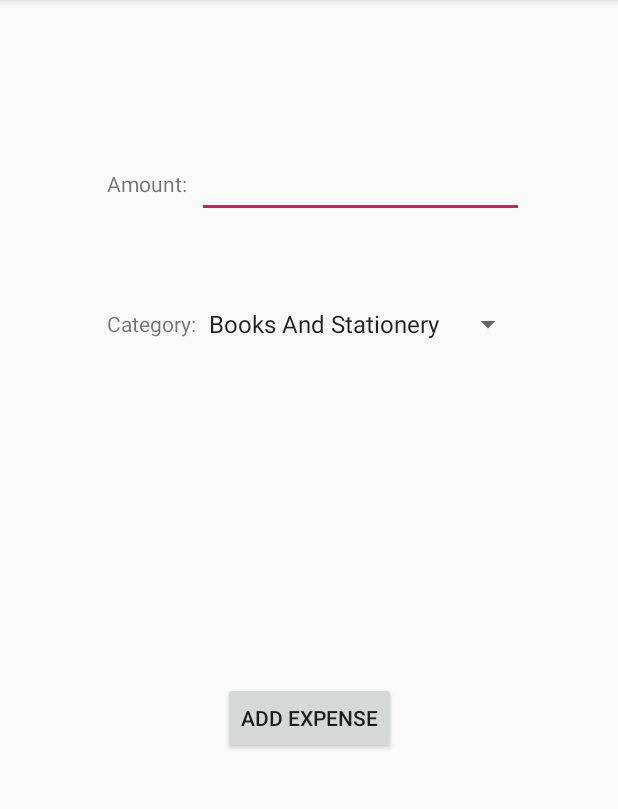
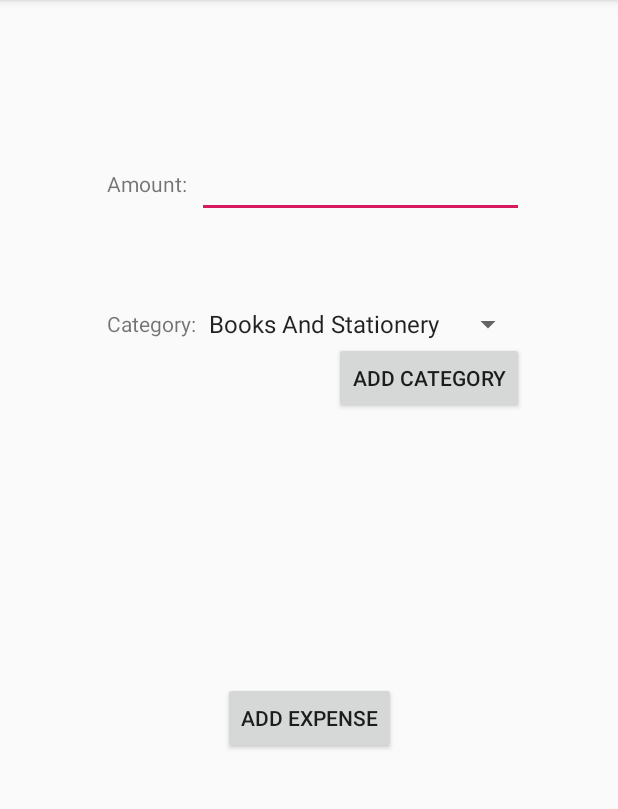
Before and after one commit to TheAkash2002/BudgetManager, an Android app: the ActivityAddExpense screen opened directly, with no data from a screen before it, on a phone screen of 412 x 824 dp, the part 84-893 px from its top. Run offline under Robolectric (Android 15) with nearby library versions, the phone set to English and light mode, and no system bars; our stand-ins replace ButterKnife.

Commit message:
Populated Category Spinner using Database. Added "Add Category" button in add_expense.xml

```diff
--- a/app/src/main/java/com/princeakash/budgetmanager/ActivityAddExpense.java
+++ b/app/src/main/java/com/princeakash/budgetmanager/ActivityAddExpense.java
@@ -2,6 +2,7 @@ package com.princeakash.budgetmanager;
 
 import androidx.appcompat.app.AppCompatActivity;
 
+import android.database.Cursor;
 import android.os.Bundle;
 import android.view.View;
 import android.view.ViewGroup;
@@ -11,6 +12,7 @@ import android.widget.ArrayAdapter;
 import android.widget.BaseAdapter;
 import android.widget.Button;
 import android.widget.EditText;
+import android.widget.SimpleCursorAdapter;
 import android.widget.Spinner;
 import android.widget.TextView;
 import android.widget.Toast;
@@ -40,6 +42,7 @@ public class ActivityAddExpense extends AppCompatActivity implements AdapterView
     DatabaseHelper myDb;
     Calendar calendar;
     String date, dateMonth, dateYear;
+    BaseAdapter adapterCats;
 
     @Override
     protected void onCreate(Bundle savedInstanceState) {
@@ -59,13 +62,13 @@ public class ActivityAddExpense extends AppCompatActivity implements AdapterView
                     public void onClick(View v) {
                         boolean isInserted;
                         if(myDb.isTargetSet(dateMonth, dateYear)==true) {
-                            if(myDb.getTotalExpensesTillNow(dateMonth, dateYear) + Integer.parseInt(editAmount.getText().toString()) <= myDb.getTarget(dateMonth, dateYear)) {
+                            if(myDb.getTotalExpensesTillNow(dateMonth, dateYear) + parseInt(editAmount.getText().toString()) <= myDb.getTarget(dateMonth, dateYear)) {
                                 isInserted = myDb.insertExpenseData(selectedCategory, editAmount.getText().toString());
                                 if (isInserted == true)
                                     Toast.makeText(ActivityAddExpense.this, "Data Inserted. You can spend Rs." + (myDb.getTarget(dateMonth, dateYear)-myDb.getTotalExpensesTillNow(dateMonth, dateYear)) + " this month.", LENGTH_SHORT).show();
                             }
                             else
-                                Toast.makeText(ActivityAddExpense.this, "Overflow! You are going overboard by Rs." + (myDb.getTotalExpensesTillNow(dateMonth, dateYear) + Integer.parseInt(editAmount.getText().toString())-myDb.getTarget(dateMonth, dateYear)), LENGTH_SHORT).show();
+                                Toast.makeText(ActivityAddExpense.this, "Overflow! You are going overboard by Rs." + (myDb.getTotalExpensesTillNow(dateMonth, dateYear) + parseInt(editAmount.getText().toString())-myDb.getTarget(dateMonth, dateYear)), LENGTH_SHORT).show();
                         }
                         else {
                             String datestr = DateToString(dateYear, dateMonth);
@@ -75,8 +78,55 @@ public class ActivityAddExpense extends AppCompatActivity implements AdapterView
                 }
         );
 
-        ArrayAdapter<CharSequence> adapterCats = ArrayAdapter.createFromResource(this, R.array.Cats, android.R.layout.simple_spinner_item);
-        adapterCats.setDropDownViewResource(android.R.layout.simple_spinner_dropdown_item);
+        //ArrayAdapter<CharSequence> adapterCats = ArrayAdapter.createFromResource(this, R.array.Cats, android.R.layout.simple_spinner_item);
+        Cursor cursor = myDb.viewAllCategoryData();
+        final ArrayList<String> categories = new ArrayList<String>();
+        if(cursor.getCount()!=0){
+            cursor.moveToFirst();
+            do{
+                categories.add(cursor.getString(1));
+            } while(cursor.moveToNext());
+        }
+        adapterCats = new BaseAdapter() {
+            @Override
+            public int getCount() {
+                return categories.size();
+            }
+
+            @Override
+            public Object getItem(int position) {
+                return categories.get(position);
+            }
+
+            @Override
+            public long getItemId(int position) {
+                return position;
+            }
+
+            @Override
+            public View getView(int position, View convertView, ViewGroup parent) {
+                CategoryHolder holder;
+                View categoryView = convertView;
+                if(categoryView == null){
+                    categoryView = getLayoutInflater().inflate(android.R.layout.simple_spinner_item, parent, false);
+
+                    holder = new CategoryHolder();
+                    holder.textViewCategory = categoryView.findViewById(android.R.id.text1);
+                    categoryView.setTag(holder);
+                }
+                else{
+                    holder  = (CategoryHolder) categoryView.getTag();
+                }
+                String category = categories.get(position);
+                holder.textViewCategory.setText(category);
+                return categoryView;
+            }
+
+            class CategoryHolder{
+                public TextView textViewCategory;
+            }
+        };
+        //adapterCats.setDropDownViewResource(android.R.layout.simple_spinner_dropdown_item);
         spinnerCategory.setAdapter(adapterCats);
         spinnerCategory.setOnItemSelectedListener(this);
     }
--- a/app/src/main/java/com/princeakash/budgetmanager/DatabaseHelper.java
+++ b/app/src/main/java/com/princeakash/budgetmanager/DatabaseHelper.java
@@ -171,7 +171,7 @@ public class DatabaseHelper extends SQLiteOpenHelper {
 
     public Cursor viewAllCategoryData(){
         SQLiteDatabase db = this.getReadableDatabase();
-        Cursor res = db.rawQuery("SELECT * FROM " + categoryTable, null);
+        Cursor res = db.rawQuery("SELECT * FROM " + categoryTable + " WHERE " + colCategoryName + "<> ?", new String[]{"Target"});
         return res;
     }
 
--- a/app/src/main/res/layout/add_expense.xml
+++ b/app/src/main/res/layout/add_expense.xml
@@ -108,4 +108,12 @@
         app:constraint_referenced_ids="textViewCategory,textViewAmount"
         tools:layout_editor_absoluteX="411dp" />
 
+    <Button
+        android:id="@+id/buttonAddCategory"
+        android:layout_width="wrap_content"
+        android:layout_height="wrap_content"
+        android:text="Add Category"
+        app:layout_constraintTop_toBottomOf="@id/spinnerCategory"
+        app:layout_constraintEnd_toEndOf="@id/spinnerCategory"/>
+
 </androidx.constraintlayout.widget.ConstraintLayout>
```
